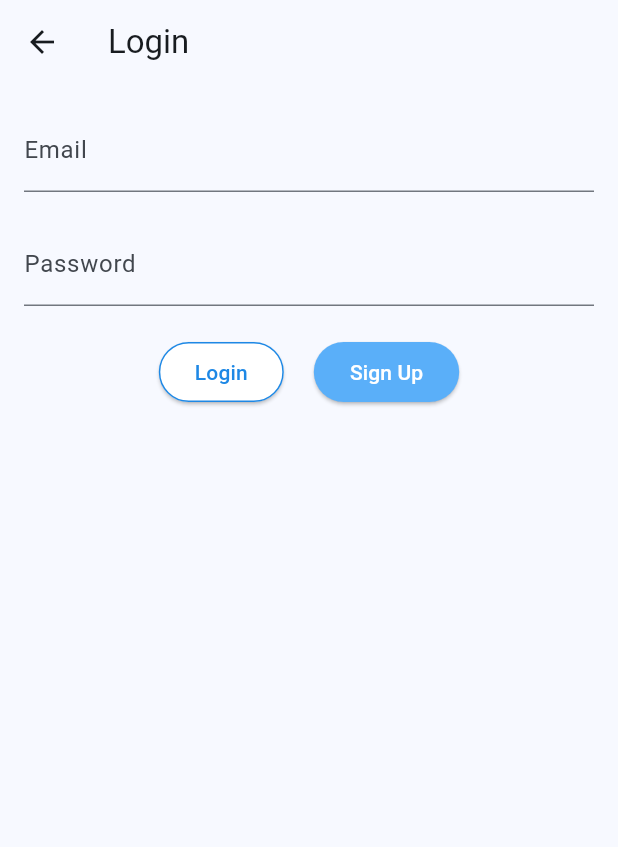
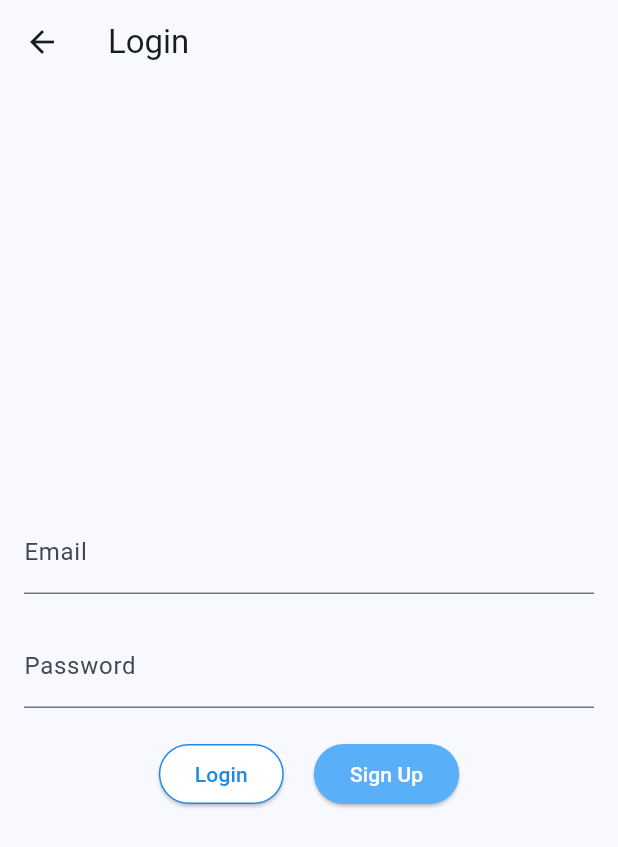
Before and after one commit to SrSousa011/GraceLink, a Flutter app: the screen it shows after launch, after a tap on "Login", on a phone screen of 412 x 824 dp. Shown: the top 847 px of the screen. Run offline on Flutter 3.47's test engine with Material 3 defaults, Android fonts, the phone set to English and light mode, and no system bars.

Commit message:
[EDIT] Centralizing login page

```diff
--- a/lib/Login.dart
+++ b/lib/Login.dart
@@ -1,10 +1,9 @@
-// ignore: file_names
 import 'package:flutter/material.dart';
 import 'package:churchapp/UserProfile.dart';
 import 'package:churchapp/SignUp/SignUp.dart'; // Importa a tela de SignUp
 
 class Login extends StatelessWidget {
-  const Login({super.key});
+  const Login({Key? key});
 
   @override
   Widget build(BuildContext context) {
@@ -12,9 +11,10 @@ class Login extends StatelessWidget {
       appBar: AppBar(
         title: const Text('Login'),
       ),
-      body: SingleChildScrollView(
-        // Wrap with SingleChildScrollView
-        child: Center(
+      body: Center(
+        // Center widget added here
+        child: SingleChildScrollView(
+          // SingleChildScrollView wrapped around the content
           child: Padding(
             padding: const EdgeInsets.all(16.0),
             child: Column(
@@ -38,7 +38,7 @@ class Login extends StatelessWidget {
                   children: [
                     ElevatedButton(
                       onPressed: () {
-                        // Navigate para a tela de SignUp
+                        // Navigate para a tela de UserProfile
                         Navigator.push(
                           context,
                           MaterialPageRoute(
```
